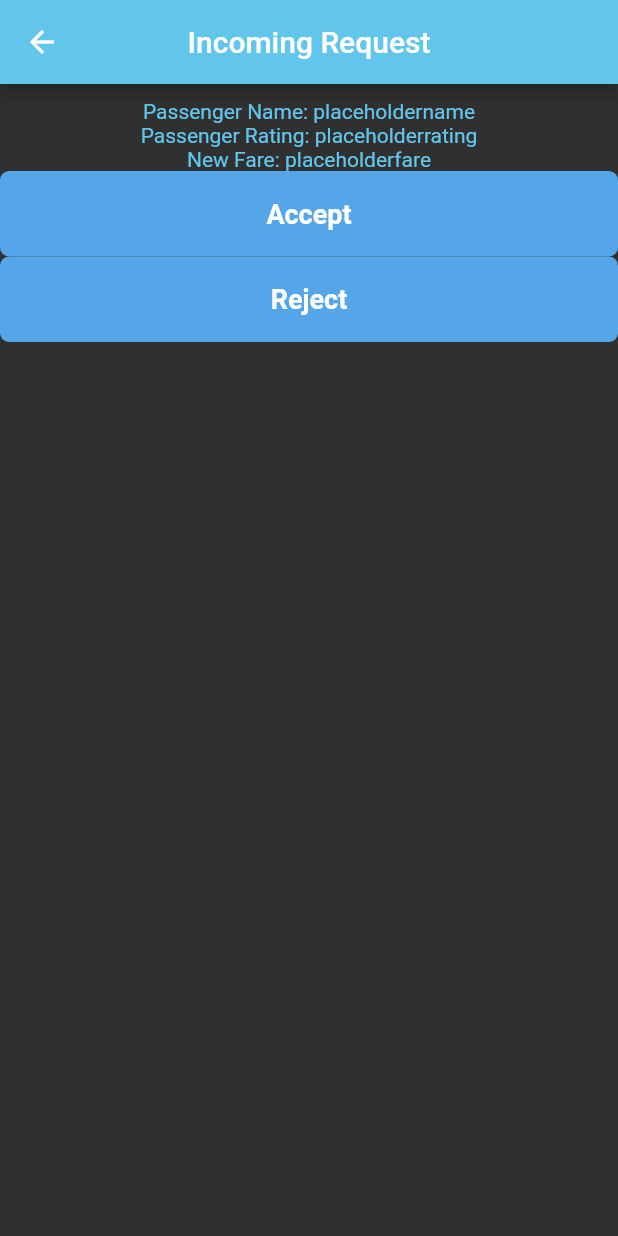
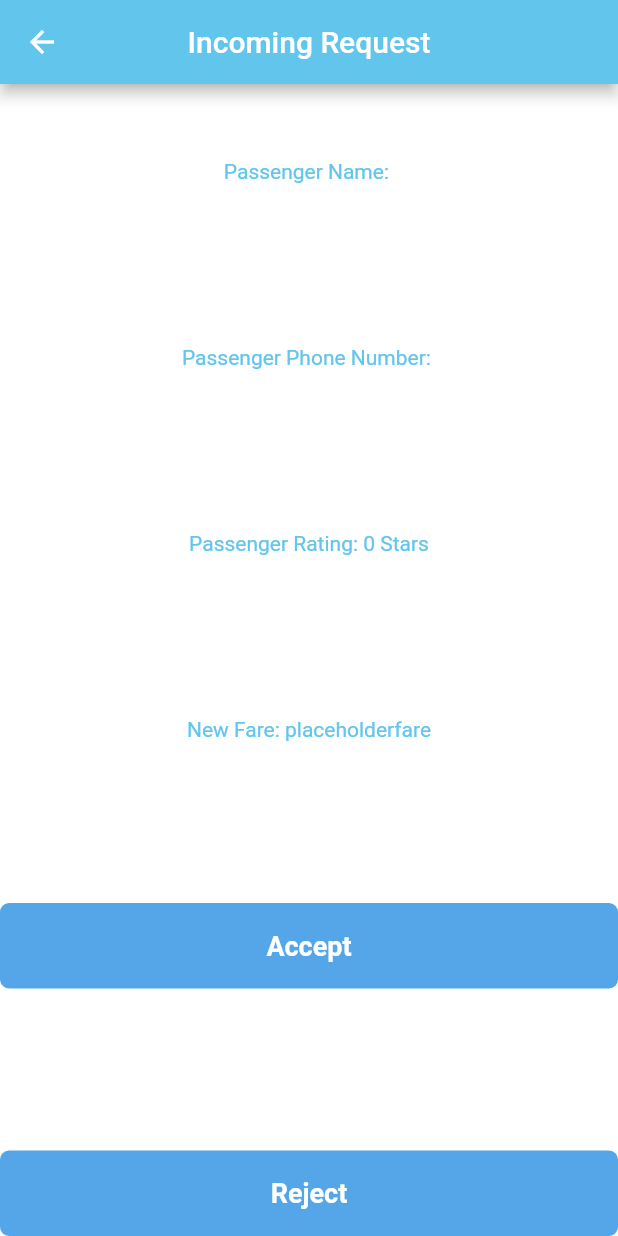
Before and after one commit to marmanios/TripTogether, a Flutter app: the IncomingRequestPage screen opened directly, after a tap on "Accept", on a phone screen of 412 x 824 dp. Run offline on Flutter 3.47's test engine with Material 2 defaults, Android fonts, the light colour scheme and no system bars; our stand-ins replace cloud_firestore, firebase_auth, firebase_core, get, mask_text_input_formatter; accounts and stored records are empty.

Commit message:
new changes to formatting and retreiving user info for requested passenger

```diff
--- a/Frontend/lib/activeCarpool/screens/incoming_request_page.dart
+++ b/Frontend/lib/activeCarpool/screens/incoming_request_page.dart
@@ -1,8 +1,27 @@
 // ignore_for_file: prefer_const_constructors
 
+import 'package:cloud_firestore/cloud_firestore.dart';
 import 'package:flutter/material.dart';
 import 'package:flutterapp/common/widgets/custom_button.dart';
 import '../../constants.dart';
+import 'package:flutter/material.dart';
+import 'package:firebase_auth/firebase_auth.dart';
+import 'package:cloud_firestore/cloud_firestore.dart';
+import 'package:flutterapp/common/widgets/custom_button.dart';
+import '../../constants.dart';
+
+final FirebaseAuth _auth = FirebaseAuth.instance;
+User? currentUser = _auth.currentUser;
+String? phoneNumber;
+String? name;
+int? rating;
+
+Future<DocumentSnapshot> getUserData() async {
+  return await FirebaseFirestore.instance
+      .collection('users')
+      .doc(currentUser!.uid)
+      .get();
+}
 
 class IncomingRequestPage extends StatelessWidget {
   const IncomingRequestPage({super.key});
@@ -16,25 +35,47 @@ class IncomingRequestPage extends StatelessWidget {
           title: const Text('Incoming Request'),
           backgroundColor: loginTitleColor,
           ),
-        body: Column(
-          children: [
-          SizedBox(height: 10),
+        body: Stack(children: [
+          FutureBuilder<DocumentSnapshot>(
+            future: getUserData(),
+            builder: (BuildContext context,
+              AsyncSnapshot<DocumentSnapshot> snapshot){
+                if (snapshot.connectionState == ConnectionState.done){
+                  Map<String, dynamic> data =
+                    snapshot.data!.data() as Map<String, dynamic>;
+                  phoneNumber = data['phoneNumber'];
+                  name = data['name'];
+                  rating = data['rating'];
+                  return Stack(children: [
+                    Container(
+                      decoration: const BoxDecoration(color: Colors.white)
+                    ),
+                    Column(children: [
+                      const SizedBox(height: 50),
                       Align(
                         alignment: Alignment.topCenter,
                         child: Text(
-              'Passenger Name: placeholdername',
+                          'Passenger Name: $name',
                           style: TextStyle(color:loginTitleColor),
                         ),
                       ),
-          // Spacer(flex: 1),
+                      Spacer(flex: 1),
                       Align(
                         alignment: Alignment.topCenter,
                         child: Text(
-              'Passenger Rating: placeholderrating',
+                          'Passenger Phone Number: $phoneNumber',
                           style: TextStyle(color:loginTitleColor),
                         ),
                         ),
-          // Spacer(flex: 1),
+                      Spacer(flex: 1),
+                      Align(
+                        alignment: Alignment.topCenter,
+                        child: Text(
+                          'Passenger Rating: $rating Stars',
+                          style: TextStyle(color:loginTitleColor),
+                        ),
+                        ),
+                      Spacer(flex: 1),
                       Align(
                         alignment: Alignment.topCenter,
                         child: Text(
@@ -42,12 +83,55 @@ class IncomingRequestPage extends StatelessWidget {
                           style: TextStyle(color:loginTitleColor),
                         ),
                       ),
-          // Spacer(flex: 1),
+                      Spacer(flex: 1),
                       CustomButton(text: "Accept", onTap: ()=>{}),
-          // Spacer(flex: 1),
+                      Spacer(flex: 1),
                       CustomButton(text: "Reject", onTap: ()=>{}),
-        ]),
-      ),
+                    ],)
+                  ],);
+                }else{
+                  return const CircularProgressIndicator();
+              }
+              }
+
+        )],)
+
+
+
+        // Column(
+        //   children: [
+        //   SizedBox(height: 10),
+        //   Align(
+        //     alignment: Alignment.topCenter,
+        //     child: Text(
+        //       'Passenger Name: placeholdername',
+        //       style: TextStyle(color:loginTitleColor),
+        //      ),
+        //   ),
+        //   // Spacer(flex: 1),
+        //   Align(
+        //     alignment: Alignment.topCenter,
+        //     child: Text(
+        //       'Passenger Rating: placeholderrating',
+        //       style: TextStyle(color:loginTitleColor),
+        //      ),
+        //     ),
+        //   // Spacer(flex: 1),
+        //   Align(
+        //     alignment: Alignment.topCenter,
+        //     child: Text(
+        //       'New Fare: placeholderfare',
+        //       style: TextStyle(color:loginTitleColor),
+        //     ),
+        //   ),
+        //   // Spacer(flex: 1),
+        //   CustomButton(text: "Accept", onTap: ()=>{}),
+        //   // Spacer(flex: 1),
+        //   CustomButton(text: "Reject", onTap: ()=>{}),
+        // ]
+
+
+    )
     );
   }
 }
```
Lines whose indentation alone changed are shown as unchanged.
